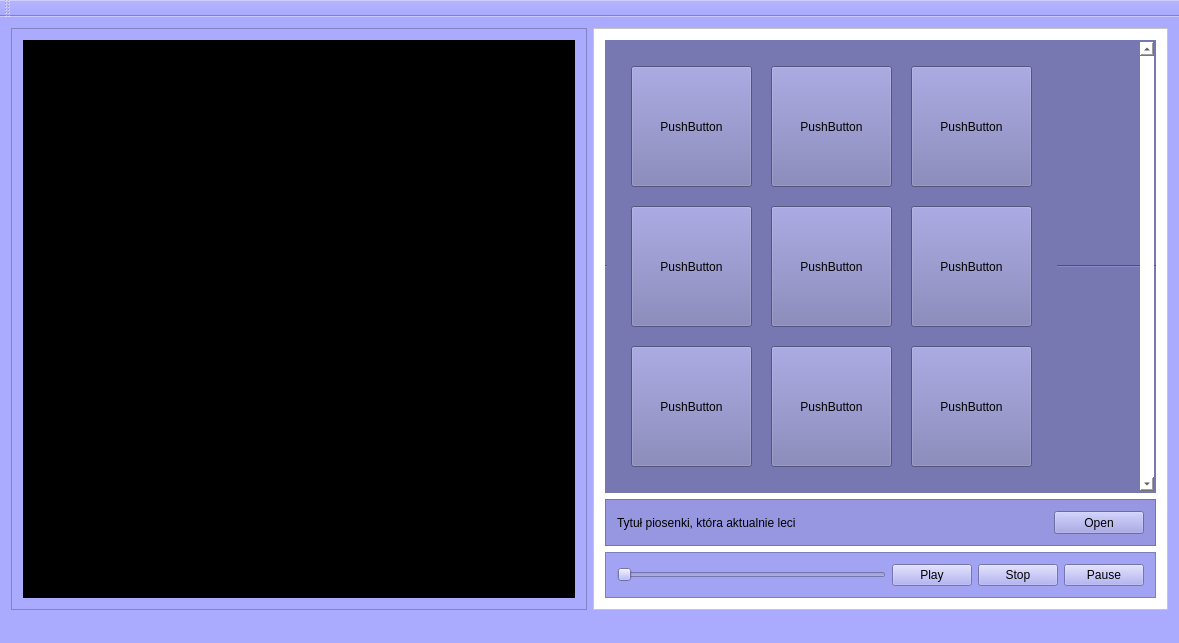
Qt form mainwindow.ui (MagdalenaZimoch/Dance-App) before a commit.
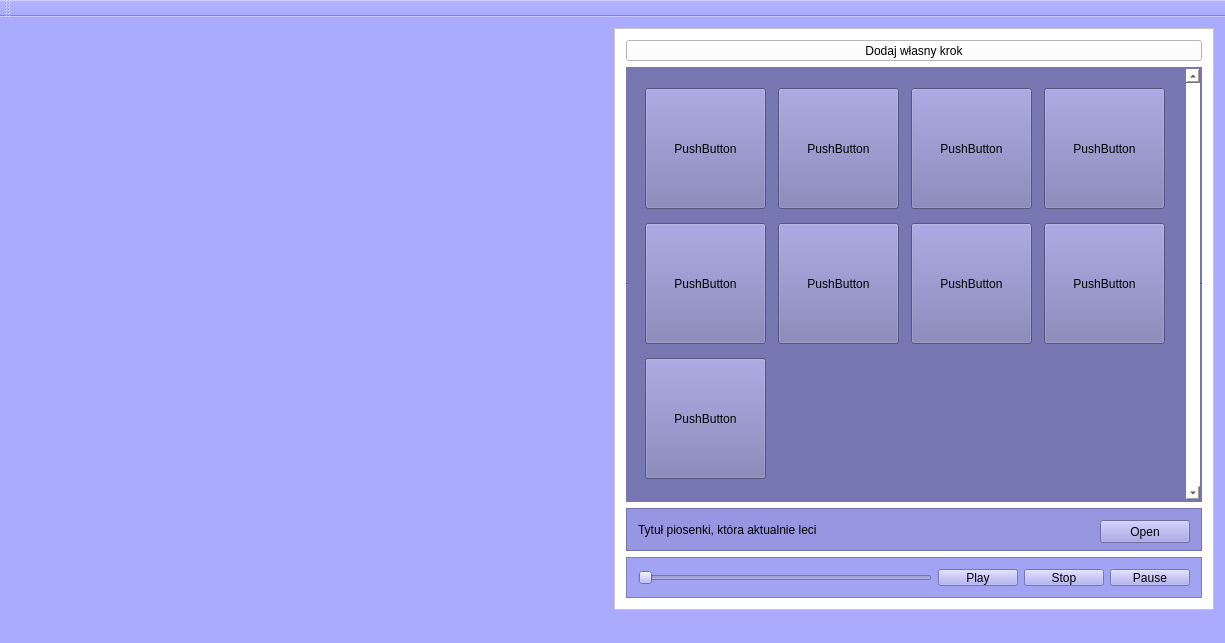
The same form after that commit.

```diff
--- a/mainwindow.ui
+++ b/mainwindow.ui
@@ -6,7 +6,7 @@
    <rect>
     <x>0</x>
     <y>0</y>
-    <width>1179</width>
+    <width>1217</width>
     <height>643</height>
    </rect>
   </property>
@@ -18,27 +18,14 @@
   </property>
   <widget class="QWidget" name="centralWidget">
    <layout class="QGridLayout" name="gridLayout">
-    <item row="0" column="0">
-     <widget class="QFrame" name="frame_4">
-      <property name="frameShape">
-       <enum>QFrame::StyledPanel</enum>
-      </property>
-      <property name="frameShadow">
-       <enum>QFrame::Raised</enum>
-      </property>
-      <layout class="QVBoxLayout" name="verticalLayout">
-       <item>
-        <widget class="QGraphicsView" name="graphicsView">
-         <property name="styleSheet">
-          <string notr="true">background-color: rgb(0, 0, 0);T</string>
-         </property>
-        </widget>
-       </item>
-      </layout>
-     </widget>
-    </item>
     <item row="0" column="1">
      <widget class="QFrame" name="frame_3">
+      <property name="sizePolicy">
+       <sizepolicy hsizetype="Fixed" vsizetype="MinimumExpanding">
+        <horstretch>0</horstretch>
+        <verstretch>0</verstretch>
+       </sizepolicy>
+      </property>
       <property name="styleSheet">
        <string notr="true">
 background-color: rgb(255, 255, 255);</string>
@@ -50,8 +37,39 @@
        <enum>QFrame::Raised</enum>
       </property>
       <layout class="QVBoxLayout" name="verticalLayout_2">
+       <item>
+        <widget class="QPushButton" name="newstepbtn">
+         <property name="maximumSize">
+          <size>
+           <width>16777215</width>
+           <height>21</height>
+          </size>
+         </property>
+         <property name="text">
+          <string>Dodaj własny krok</string>
+         </property>
+        </widget>
+       </item>
        <item>
         <widget class="QScrollArea" name="scrollArea">
+         <property name="sizePolicy">
+          <sizepolicy hsizetype="Maximum" vsizetype="MinimumExpanding">
+           <horstretch>0</horstretch>
+           <verstretch>0</verstretch>
+          </sizepolicy>
+         </property>
+         <property name="minimumSize">
+          <size>
+           <width>576</width>
+           <height>0</height>
+          </size>
+         </property>
+         <property name="maximumSize">
+          <size>
+           <width>16777215</width>
+           <height>16777215</height>
+          </size>
+         </property>
          <property name="whatsThis">
           <string extracomment="pole gdzie są kroko"/>
          </property>
@@ -75,8 +93,8 @@
            <rect>
             <x>0</x>
             <y>0</y>
-            <width>450</width>
-            <height>450</height>
+            <width>558</width>
+            <height>419</height>
            </rect>
           </property>
           <property name="sizePolicy">
@@ -93,8 +111,8 @@
           </property>
           <property name="maximumSize">
            <size>
-            <width>450</width>
-            <height>450</height>
+            <width>16777215</width>
+            <height>16777215</height>
            </size>
           </property>
           <property name="sizeIncrement">
@@ -104,8 +122,14 @@
            </size>
           </property>
           <layout class="QGridLayout" name="gridLayout_2">
-           <item row="0" column="0">
-            <widget class="QPushButton" name="pushButton_5">
+           <item row="1" column="3">
+            <widget class="QPushButton" name="pushButton_12">
+             <property name="sizePolicy">
+              <sizepolicy hsizetype="Minimum" vsizetype="Fixed">
+               <horstretch>121</horstretch>
+               <verstretch>121</verstretch>
+              </sizepolicy>
+             </property>
              <property name="minimumSize">
               <size>
                <width>121</width>
@@ -123,8 +147,14 @@
              </property>
             </widget>
            </item>
-           <item row="0" column="1">
-            <widget class="QPushButton" name="pushButton_8">
+           <item row="1" column="2">
+            <widget class="QPushButton" name="pushButton_10">
+             <property name="sizePolicy">
+              <sizepolicy hsizetype="Minimum" vsizetype="Fixed">
+               <horstretch>121</horstretch>
+               <verstretch>121</verstretch>
+              </sizepolicy>
+             </property>
              <property name="minimumSize">
               <size>
                <width>121</width>
@@ -143,6 +173,144 @@
             </widget>
            </item>
            <item row="0" column="2">
+            <widget class="QPushButton" name="btn2">
+             <property name="minimumSize">
+              <size>
+               <width>121</width>
+               <height>121</height>
+              </size>
+             </property>
+             <property name="maximumSize">
+              <size>
+               <width>121</width>
+               <height>121</height>
+              </size>
+             </property>
+             <property name="text">
+              <string>PushButton</string>
+             </property>
+            </widget>
+           </item>
+           <item row="1" column="4">
+            <widget class="QPushButton" name="pushButton_13">
+             <property name="sizePolicy">
+              <sizepolicy hsizetype="Minimum" vsizetype="Fixed">
+               <horstretch>121</horstretch>
+               <verstretch>121</verstretch>
+              </sizepolicy>
+             </property>
+             <property name="minimumSize">
+              <size>
+               <width>121</width>
+               <height>121</height>
+              </size>
+             </property>
+             <property name="maximumSize">
+              <size>
+               <width>121</width>
+               <height>121</height>
+              </size>
+             </property>
+             <property name="text">
+              <string>PushButton</string>
+             </property>
+            </widget>
+           </item>
+           <item row="2" column="1">
+            <widget class="QPushButton" name="pushButton_11">
+             <property name="sizePolicy">
+              <sizepolicy hsizetype="Minimum" vsizetype="Fixed">
+               <horstretch>121</horstretch>
+               <verstretch>121</verstretch>
+              </sizepolicy>
+             </property>
+             <property name="minimumSize">
+              <size>
+               <width>121</width>
+               <height>121</height>
+              </size>
+             </property>
+             <property name="maximumSize">
+              <size>
+               <width>121</width>
+               <height>121</height>
+              </size>
+             </property>
+             <property name="text">
+              <string>PushButton</string>
+             </property>
+            </widget>
+           </item>
+           <item row="1" column="1">
+            <widget class="QPushButton" name="pushButton_9">
+             <property name="sizePolicy">
+              <sizepolicy hsizetype="Minimum" vsizetype="Fixed">
+               <horstretch>121</horstretch>
+               <verstretch>121</verstretch>
+              </sizepolicy>
+             </property>
+             <property name="minimumSize">
+              <size>
+               <width>121</width>
+               <height>121</height>
+              </size>
+             </property>
+             <property name="maximumSize">
+              <size>
+               <width>121</width>
+               <height>121</height>
+              </size>
+             </property>
+             <property name="text">
+              <string>PushButton</string>
+             </property>
+            </widget>
+           </item>
+           <item row="0" column="1">
+            <widget class="QToolButton" name="btn1">
+             <property name="minimumSize">
+              <size>
+               <width>121</width>
+               <height>121</height>
+              </size>
+             </property>
+             <property name="maximumSize">
+              <size>
+               <width>121</width>
+               <height>121</height>
+              </size>
+             </property>
+             <property name="text">
+              <string>PushButton</string>
+             </property>
+            </widget>
+           </item>
+           <item row="0" column="4">
+            <widget class="QPushButton" name="pushButton_6">
+             <property name="sizePolicy">
+              <sizepolicy hsizetype="Minimum" vsizetype="Fixed">
+               <horstretch>121</horstretch>
+               <verstretch>121</verstretch>
+              </sizepolicy>
+             </property>
+             <property name="minimumSize">
+              <size>
+               <width>121</width>
+               <height>121</height>
+              </size>
+             </property>
+             <property name="maximumSize">
+              <size>
+               <width>121</width>
+               <height>121</height>
+              </size>
+             </property>
+             <property name="text">
+              <string>PushButton</string>
+             </property>
+            </widget>
+           </item>
+           <item row="0" column="3">
             <widget class="QPushButton" name="pushButton_4">
              <property name="enabled">
               <bool>true</bool>
@@ -164,162 +332,18 @@
              </property>
             </widget>
            </item>
-           <item row="1" column="0">
-            <widget class="QPushButton" name="pushButton_6">
-             <property name="sizePolicy">
-              <sizepolicy hsizetype="Minimum" vsizetype="Fixed">
-               <horstretch>121</horstretch>
-               <verstretch>121</verstretch>
-              </sizepolicy>
-             </property>
-             <property name="minimumSize">
-              <size>
-               <width>121</width>
-               <height>121</height>
-              </size>
-             </property>
-             <property name="maximumSize">
-              <size>
-               <width>121</width>
-               <height>121</height>
-              </size>
-             </property>
-             <property name="text">
-              <string>PushButton</string>
-             </property>
-            </widget>
-           </item>
-           <item row="1" column="1">
-            <widget class="QPushButton" name="pushButton_9">
-             <property name="sizePolicy">
-              <sizepolicy hsizetype="Minimum" vsizetype="Fixed">
-               <horstretch>121</horstretch>
-               <verstretch>121</verstretch>
-              </sizepolicy>
-             </property>
-             <property name="minimumSize">
-              <size>
-               <width>121</width>
-               <height>121</height>
-              </size>
-             </property>
-             <property name="maximumSize">
-              <size>
-               <width>121</width>
-               <height>121</height>
-              </size>
-             </property>
-             <property name="text">
-              <string>PushButton</string>
-             </property>
-            </widget>
-           </item>
-           <item row="1" column="2">
-            <widget class="QPushButton" name="pushButton_10">
-             <property name="sizePolicy">
-              <sizepolicy hsizetype="Minimum" vsizetype="Fixed">
-               <horstretch>121</horstretch>
-               <verstretch>121</verstretch>
-              </sizepolicy>
-             </property>
-             <property name="minimumSize">
-              <size>
-               <width>121</width>
-               <height>121</height>
-              </size>
-             </property>
-             <property name="maximumSize">
-              <size>
-               <width>121</width>
-               <height>121</height>
-              </size>
-             </property>
-             <property name="text">
-              <string>PushButton</string>
-             </property>
-            </widget>
-           </item>
-           <item row="2" column="0">
-            <widget class="QPushButton" name="pushButton_11">
-             <property name="sizePolicy">
-              <sizepolicy hsizetype="Minimum" vsizetype="Fixed">
-               <horstretch>121</horstretch>
-               <verstretch>121</verstretch>
-              </sizepolicy>
-             </property>
-             <property name="minimumSize">
-              <size>
-               <width>121</width>
-               <height>121</height>
-              </size>
-             </property>
-             <property name="maximumSize">
-              <size>
-               <width>121</width>
-               <height>121</height>
-              </size>
-             </property>
-             <property name="text">
-              <string>PushButton</string>
-             </property>
-            </widget>
-           </item>
-           <item row="2" column="1">
-            <widget class="QPushButton" name="pushButton_12">
-             <property name="sizePolicy">
-              <sizepolicy hsizetype="Minimum" vsizetype="Fixed">
-               <horstretch>121</horstretch>
-               <verstretch>121</verstretch>
-              </sizepolicy>
-             </property>
-             <property name="minimumSize">
-              <size>
-               <width>121</width>
-               <height>121</height>
-              </size>
-             </property>
-             <property name="maximumSize">
-              <size>
-               <width>121</width>
-               <height>121</height>
-              </size>
-             </property>
-             <property name="text">
-              <string>PushButton</string>
-             </property>
-            </widget>
-           </item>
-           <item row="2" column="2">
-            <widget class="QPushButton" name="pushButton_13">
-             <property name="sizePolicy">
-              <sizepolicy hsizetype="Minimum" vsizetype="Fixed">
-               <horstretch>121</horstretch>
-               <verstretch>121</verstretch>
-              </sizepolicy>
-             </property>
-             <property name="minimumSize">
-              <size>
-               <width>121</width>
-               <height>121</height>
-              </size>
-             </property>
-             <property name="maximumSize">
-              <size>
-               <width>121</width>
-               <height>121</height>
-              </size>
-             </property>
-             <property name="text">
-              <string>PushButton</string>
-             </property>
-            </widget>
-           </item>
           </layout>
          </widget>
         </widget>
        </item>
        <item>
         <widget class="QFrame" name="frame">
+         <property name="maximumSize">
+          <size>
+           <width>16777215</width>
+           <height>43</height>
+          </size>
+         </property>
          <property name="styleSheet">
           <string notr="true">background-color: rgb(151, 151, 225);</string>
          </property>
@@ -331,7 +355,13 @@
          </property>
          <layout class="QHBoxLayout" name="horizontalLayout">
           <item>
-           <widget class="QLabel" name="label">
+           <widget class="QLabel" name="nameoffile">
+            <property name="sizePolicy">
+             <sizepolicy hsizetype="Preferred" vsizetype="Preferred">
+              <horstretch>0</horstretch>
+              <verstretch>0</verstretch>
+             </sizepolicy>
+            </property>
             <property name="text">
              <string>Tytuł piosenki, która aktualnie leci</string>
             </property>
@@ -361,6 +391,12 @@
        </item>
        <item>
         <widget class="QFrame" name="frame_2">
+         <property name="maximumSize">
+          <size>
+           <width>16777215</width>
+           <height>41</height>
+          </size>
+         </property>
          <property name="styleSheet">
           <string notr="true">background-color: rgb(163, 163, 243);</string>
          </property>
@@ -373,6 +409,10 @@
          <layout class="QHBoxLayout" name="horizontalLayout_2">
           <item>
            <widget class="QSlider" name="progresslider">
+            <property name="styleSheet">
+             <string notr="true">color: rgb(170, 0, 255);
+selection-color: rgb(0, 255, 255);</string>
+            </property>
             <property name="orientation">
              <enum>Qt::Horizontal</enum>
             </property>
@@ -405,6 +445,17 @@
       </layout>
      </widget>
     </item>
+    <item row="0" column="0">
+     <widget class="QFrame" name="Miejscenaframe">
+      <property name="minimumSize">
+       <size>
+        <width>597</width>
+        <height>566</height>
+       </size>
+      </property>
+      <layout class="QVBoxLayout" name="verticalLayout"/>
+     </widget>
+    </item>
    </layout>
   </widget>
   <widget class="QMenuBar" name="menuBar">
```
Left out of the diff: 4 changed lines with no effect on the pictures.
